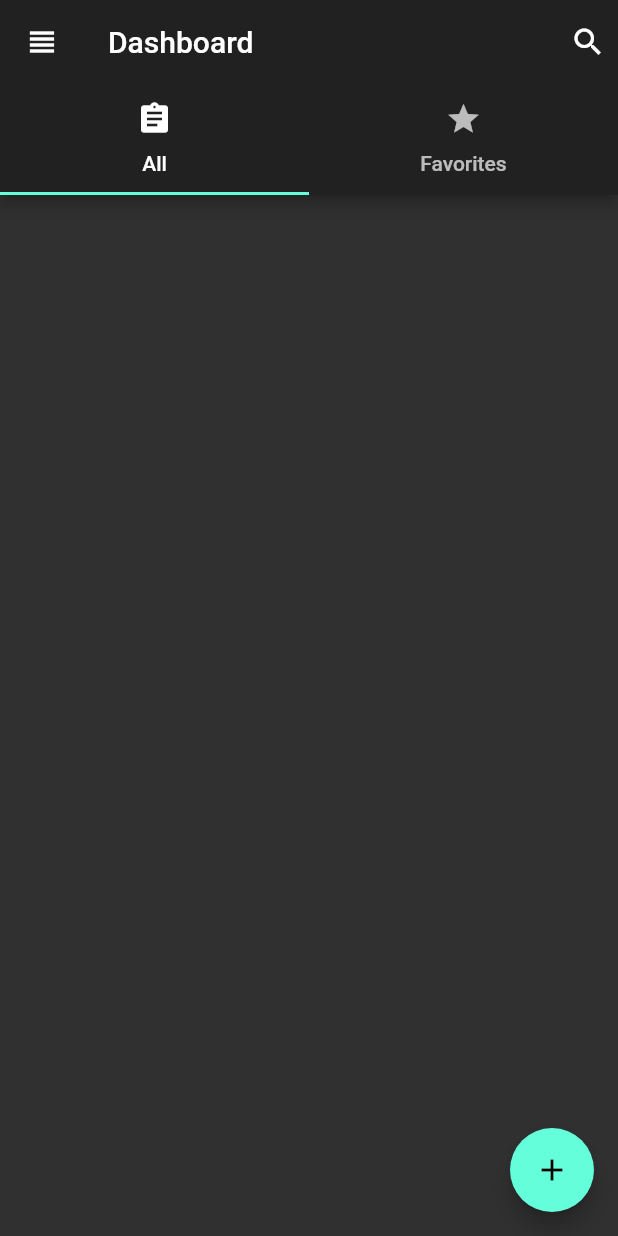
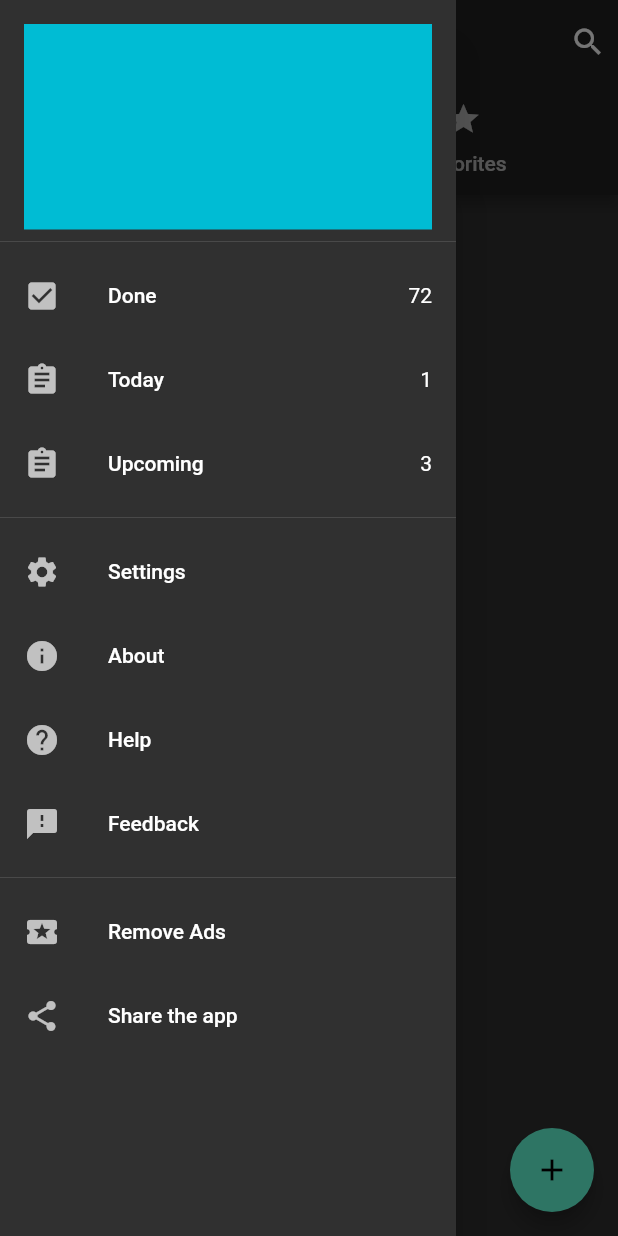
Before and after one commit to nzorkic/reminder-app, a Flutter app: the screen it shows after launch, with the side drawer open (before the commit the screen has no drawer), on a phone screen of 412 x 824 dp. Run offline on Flutter 3.47's test engine with Material 2 defaults, Android fonts, the phone set to English and light mode, and no system bars; our stand-ins replace auto_route, flutter_local_notifications, get_it, injectable, sqflite, stacked and 1 more; missing offline and left inert: enum_to_string, stacked_hooks; accounts and stored records are empty.

Commit message:
added drawer, sorting of reminders

```diff
--- a/lib/models/reminder.dart
+++ b/lib/models/reminder.dart
@@ -1,10 +1,14 @@
+import 'package:enum_to_string/enum_to_string.dart';
 import 'package:flutter/material.dart';
 import 'package:reminder_app/global/locator.dart';
 import 'package:reminder_app/services/date_time_service.dart';
 
-enum ReminderState {
-  upcoming,
-  done
+enum ReminderState { today, upcoming, done }
+
+extension ParseToString on ReminderState {
+  String toShortString() => EnumToString.parse(this);
+  ReminderState toEnum(String value) =>
+      EnumToString.fromString(ReminderState.values, value);
 }
 
 class Reminder {
@@ -16,6 +20,7 @@ class Reminder {
   String marker;
   String reportAs;
   String notifyInAdvance;
+  ReminderState state;
 
   Reminder(
       {@required this.id,
@@ -25,7 +30,8 @@ class Reminder {
       this.repeat = 'Once',
       this.marker = '',
       this.reportAs = 'notification',
-      this.notifyInAdvance = 'no'});
+      this.notifyInAdvance = 'no',
+      this.state = ReminderState.upcoming});
 
   String get date => locator<DateTimeService>().getDateAsString(when);
 
@@ -41,7 +47,8 @@ class Reminder {
       'repeat': repeat,
       'marker': marker,
       'report_as': reportAs,
-      'notify_in_advance': notifyInAdvance
+      'notify_in_advance': notifyInAdvance,
+      'state': state.toShortString(),
     };
   }
 }
--- a/lib/services/date_time_service.dart
+++ b/lib/services/date_time_service.dart
@@ -57,4 +57,15 @@ class DateTimeService {
         '${time.minute}'.length == 1 ? '0${time.minute}' : '${time.minute}';
     return '$hour:$minute:00.000';
   }
+
+  bool isToday(DateTime date) {
+    DateTime now = DateTime.now();
+    DateTime today = DateTime(now.year, now.month, now.day);
+    DateTime toCheck = DateTime(date.year, date.month, date.day);
+    return today == toCheck;
+  }
+
+  bool isPast(DateTime date) {
+    return DateTime.now().isAfter(date);
+  }
 }
--- a/lib/ui/views/home/home_view.dart
+++ b/lib/ui/views/home/home_view.dart
@@ -1,4 +1,5 @@
 import 'package:flutter/material.dart';
+import 'package:reminder_app/models/reminder.dart';
 import 'package:stacked/stacked.dart';
 import 'package:stacked_services/stacked_services.dart';
 
@@ -16,7 +17,6 @@ class HomeView extends StatelessWidget {
         length: 2,
         child: Scaffold(
           appBar: AppBar(
-            leading: Icon(Icons.view_headline),
             title: Text('Dashboard'),
             actions: <Widget>[
               Padding(
@@ -37,6 +37,7 @@ class HomeView extends StatelessWidget {
               ],
             ),
           ),
+          drawer: _buildDrawer(),
           body: TabBarView(
             children: <Widget>[
               _buildReminderList(model, context),
@@ -56,9 +57,91 @@ class HomeView extends StatelessWidget {
     );
   }
 
+  Drawer _buildDrawer() {
+    return Drawer(
+      child: ListView(
+        children: <Widget>[
+          DrawerHeader(
+            child: Container(
+              color: Colors.cyan,
+            ),
+          ),
+          ListTile(
+            leading: Opacity(
+              opacity: .7,
+              child: Icon(Icons.check_box),
+            ),
+            title: Text('Done'),
+            trailing: Text('72'),
+          ),
+          ListTile(
+            leading: Opacity(
+              opacity: .7,
+              child: Icon(Icons.assignment),
+            ),
+            title: Text('Today'),
+            trailing: Text('1'),
+          ),
+          ListTile(
+            leading: Opacity(
+              opacity: .7,
+              child: Icon(Icons.assignment),
+            ),
+            title: Text('Upcoming'),
+            trailing: Text('3'),
+          ),
+          Divider(),
+          ListTile(
+            leading: Opacity(
+              opacity: .7,
+              child: Icon(Icons.settings),
+            ),
+            title: Text('Settings'),
+          ),
+          ListTile(
+            leading: Opacity(
+              opacity: .7,
+              child: Icon(Icons.info),
+            ),
+            title: Text('About'),
+          ),
+          ListTile(
+            leading: Opacity(
+              opacity: .7,
+              child: Icon(Icons.help),
+            ),
+            title: Text('Help'),
+          ),
+          ListTile(
+            leading: Opacity(
+              opacity: .7,
+              child: Icon(Icons.feedback),
+            ),
+            title: Text('Feedback'),
+          ),
+          Divider(),
+          ListTile(
+            leading: Opacity(
+              opacity: .7,
+              child: Icon(Icons.local_activity),
+            ),
+            title: Text('Remove Ads'),
+          ),
+          ListTile(
+            leading: Opacity(
+              opacity: .7,
+              child: Icon(Icons.share),
+            ),
+            title: Text('Share the app'),
+          ),
+        ],
+      ),
+    );
+  }
+
   Widget _buildReminderList(HomeViewModel model, BuildContext context) {
     return FutureBuilder(
-      future: model.getReminders(),
+      future: model.getUpcomingReminders(),
       builder: (context, snapshot) {
         if (snapshot.connectionState == ConnectionState.none &&
             snapshot.hasData == false) {
@@ -68,18 +151,43 @@ class HomeView extends StatelessWidget {
         }
         if (snapshot.connectionState == ConnectionState.done) {
           if (snapshot.hasError) {
-            return Center(
-              child: Text("There was an error."),
+            debugPrint(snapshot.error.toString());
+            return Center(child: Text("There was an error."));
+          }
+          return Column(
+            children: <Widget>[
+              _buildListSection(
+                  model, snapshot.data[ReminderState.today], 'Today'),
+              _buildListSection(
+                  model, snapshot.data[ReminderState.upcoming], 'Upcoming'),
+            ],
+          );
+        } else {
+          return CircularProgressIndicator();
+        }
+      },
     );
   }
-          return ListView.builder(
-            itemCount: snapshot.data.length,
+
+  Widget _buildListSection(
+      HomeViewModel model, List<Reminder> reminders, String sectionTitle) {
+    return reminders.isEmpty
+        ? Container()
+        : Expanded(
+            child: Column(
+              children: <Widget>[
+                ListTile(
+                  leading: Icon(Icons.assignment),
+                  title: Text(sectionTitle),
+                ),
+                Expanded(
+                  child: ListView.builder(
+                    itemCount: reminders.length,
                     itemBuilder: (context, index) {
-              final reminder = snapshot.data[index];
+                      final reminder = reminders[index];
 
                       return Padding(
                         padding: const EdgeInsets.only(
-                  top: 10.0,
                           left: 10.0,
                           right: 10.0,
                           bottom: 5.0,
@@ -90,7 +198,8 @@ class HomeView extends StatelessWidget {
                             title: Padding(
                               padding: const EdgeInsets.only(bottom: 6.0),
                               child: Row(
-                        mainAxisAlignment: MainAxisAlignment.spaceBetween,
+                                mainAxisAlignment:
+                                    MainAxisAlignment.spaceBetween,
                                 children: <Widget>[
                                   Text(reminder.text),
                                   GestureDetector(
@@ -109,11 +218,10 @@ class HomeView extends StatelessWidget {
                         ),
                       );
                     },
-          );
-        } else {
-          return CircularProgressIndicator();
-        }
-      },
+                  ),
+                ),
+              ],
+            ),
           );
   }
 
@@ -127,6 +235,7 @@ class HomeView extends StatelessWidget {
               ListTile(
                 leading: Icon(Icons.check),
                 title: Text('Done'),
+                onTap: () => model.onDone(reminder),
               ),
               ListTile(
                 leading: Icon(Icons.alarm),
@@ -147,7 +256,7 @@ class HomeView extends StatelessWidget {
               ListTile(
                 leading: Icon(Icons.delete),
                 title: Text('Delete'),
-                onTap: () => model.deleteReminder(reminder.id),
+                onTap: () => model.onDelete(reminder.id),
               ),
             ],
           ),
--- a/lib/ui/views/home/home_viewmodel.dart
+++ b/lib/ui/views/home/home_viewmodel.dart
@@ -9,14 +9,38 @@ class HomeViewModel extends BaseViewModel {
   DatabaseService databaseService = locator<DatabaseService>();
   NotificationService notificationService = locator<NotificationService>();
 
-  Future<List<Reminder>> getReminders([ReminderState state]) {
-    return databaseService.reminders();
+  Future<Map<ReminderState, List<Reminder>>> getUpcomingReminders(
+      [ReminderState state]) async {
+    Map<ReminderState, List<Reminder>> reminders = {};
+    List<Reminder> allReminders = await databaseService.reminders();
+    List<Reminder> upcoming = [];
+    List<Reminder> today = [];
+    for (Reminder reminder in allReminders) {
+      if (reminder.state == ReminderState.today) {
+        today.add(reminder);
+      } else if (reminder.state == ReminderState.upcoming) {
+        upcoming.add(reminder);
+      }
+    }
+    today.sort((a, b) => a.when.compareTo(b.when));
+    upcoming.sort((a, b) => a.when.compareTo(b.when));
+    reminders[ReminderState.today] = today;
+    reminders[ReminderState.upcoming] = upcoming;
+    return Future.value(reminders);
   }
 
-  void deleteReminder(int id) async {
+  void onDelete(int id) async {
     await notificationService.deleteReminder(id);
     await databaseService.deleteReminder(id);
     notifyListeners();
     locator<NavigationService>().popRepeated(1);
   }
+
+  void onDone(Reminder reminder) async {
+    await notificationService.deleteReminder(reminder.id);
+    reminder.state = ReminderState.done;
+    await databaseService.updateReminder(reminder);
+    notifyListeners();
+    locator<NavigationService>().popRepeated(1);
+  }
 }
--- a/lib/ui/views/reminder/reminder_viewmodel.dart
+++ b/lib/ui/views/reminder/reminder_viewmodel.dart
@@ -44,6 +44,10 @@ class ReminderViewModel extends BaseViewModel {
     reminderText = value;
   }
 
+  void dropTable() async {
+    await locator<DatabaseService>().dropTableIfExistsThenReCreate();
+  }
+
   void chooseDate(BuildContext context) async {
     DateTime newDate = await showDatePicker(
         context: context,
--- a/pubspec.yaml
+++ b/pubspec.yaml
@@ -34,6 +34,7 @@ dependencies:
   intl:
   sqflite:
   path:
+  enum_to_string:
 
   # The following adds the Cupertino Icons font to your application.
   # Use with the CupertinoIcons class for iOS style icons.
```
Also changed, not shown: lib/services/database_service.dart (+32 -3 lines), lib/ui/views/reminder/reminder_view.dart (+47 -16 lines), pubspec.lock. Lines whose indentation alone changed are shown as unchanged.
